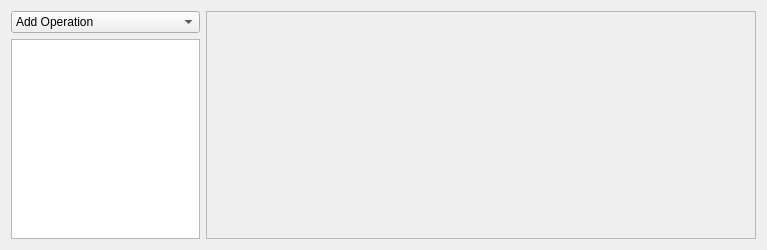
First picture: the form in src/operationsform.ui, repository metamorphose/metamorphose3, before the edit.
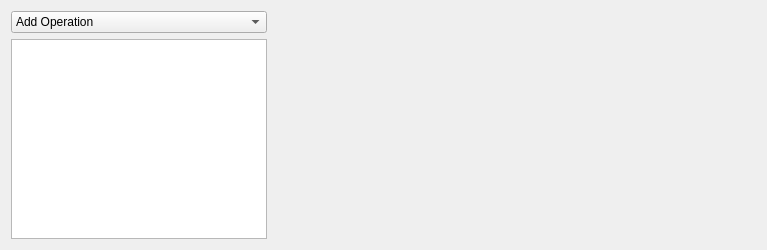
Second picture: the form after the edit. Icons and pictures are not drawn.

Commit message: add operation form items

```diff
--- a/src/operationsform.ui
+++ b/src/operationsform.ui
@@ -14,6 +14,22 @@
    <string>Form</string>
   </property>
   <layout class="QGridLayout" name="gridLayout">
+   <item row="1" column="0">
+    <widget class="QTableView" name="operationsTable">
+     <property name="sizePolicy">
+      <sizepolicy hsizetype="Preferred" vsizetype="Expanding">
+       <horstretch>0</horstretch>
+       <verstretch>0</verstretch>
+      </sizepolicy>
+     </property>
+     <property name="alternatingRowColors">
+      <bool>true</bool>
+     </property>
+     <property name="selectionBehavior">
+      <enum>QAbstractItemView::SelectRows</enum>
+     </property>
+    </widget>
+   </item>
    <item row="0" column="0">
     <widget class="QComboBox" name="addOperation">
      <property name="sizePolicy">
@@ -38,40 +54,12 @@
     </widget>
    </item>
    <item row="0" column="1" rowspan="2">
-    <widget class="QFrame" name="frame">
+    <widget class="QStackedWidget" name="operationsView">
      <property name="sizePolicy">
       <sizepolicy hsizetype="Expanding" vsizetype="Expanding">
        <horstretch>0</horstretch>
        <verstretch>0</verstretch>
       </sizepolicy>
-     </property>
-     <property name="minimumSize">
-      <size>
-       <width>550</width>
-       <height>0</height>
-      </size>
-     </property>
-     <property name="frameShape">
-      <enum>QFrame::StyledPanel</enum>
-     </property>
-     <property name="frameShadow">
-      <enum>QFrame::Raised</enum>
-     </property>
-    </widget>
-   </item>
-   <item row="1" column="0">
-    <widget class="QTableView" name="operationsView">
-     <property name="sizePolicy">
-      <sizepolicy hsizetype="Preferred" vsizetype="Expanding">
-       <horstretch>0</horstretch>
-       <verstretch>0</verstretch>
-      </sizepolicy>
-     </property>
-     <property name="alternatingRowColors">
-      <bool>true</bool>
-     </property>
-     <property name="selectionBehavior">
-      <enum>QAbstractItemView::SelectRows</enum>
      </property>
     </widget>
    </item>
```
Left out of the diff: 4 changed lines with no effect on the pictures. The commit also changes 23 other files.
